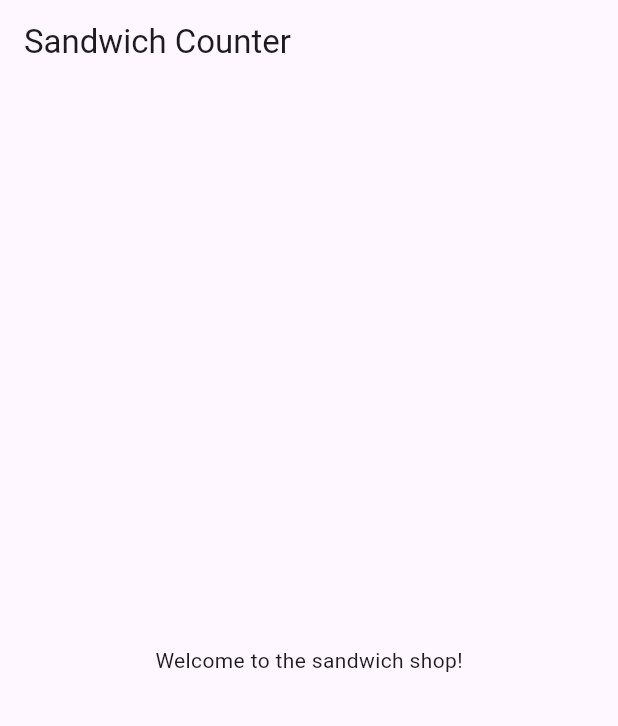
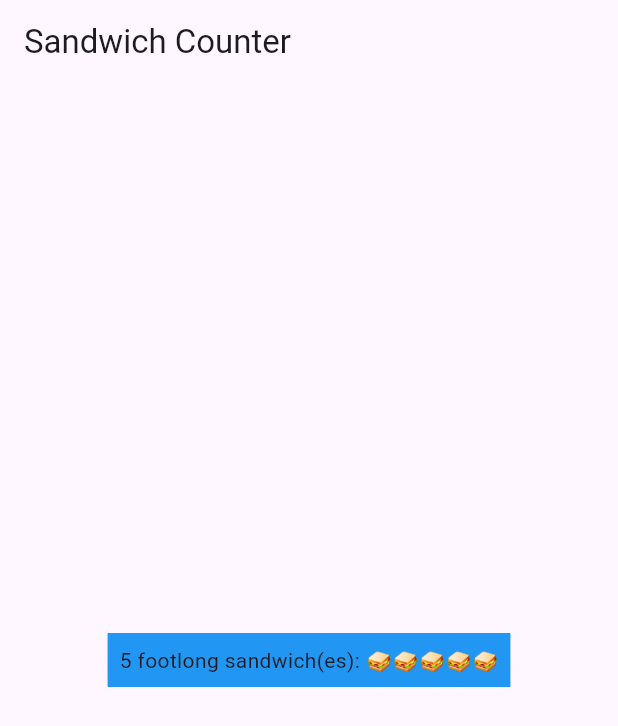
Before and after one commit to ImNotGood69/flutter_attempt, a Flutter app: the screen it shows after launch, on a phone screen of 412 x 824 dp. Shown: the top 726 px of the screen. Run offline on Flutter 3.47's test engine with Material 3 defaults, Android fonts, the phone set to English and light mode, and no system bars.

Commit message:
did task 2

```diff
--- a/lib/main.dart
+++ b/lib/main.dart
@@ -12,7 +12,14 @@
       title: 'sandwich shop app',
       home: Scaffold(
         appBar: AppBar(title: const Text('Sandwich Counter')),
-        body: const Center(child: Text('Welcome to the sandwich shop!')),
+
+        body: Center(
+          child: Container(
+            color: Colors.blue,
+            padding: const EdgeInsets.all(8.0),
+            child: const OrderItemDisplay(5, 'footlong'),
+          ),
+        ),
       ),
     );
   }
@@ -24,7 +31,7 @@
   const OrderItemDisplay(this.quantity, this.itemType, {super.key});
   @override
   Widget build(BuildContext context) {
-    return Text('$quantity $itemType sandwich(es): ${'🥪'* quantity}');
+    return Text('$quantity $itemType sandwich(es): ${'🥪' * quantity}');
   }
 }
 
```
